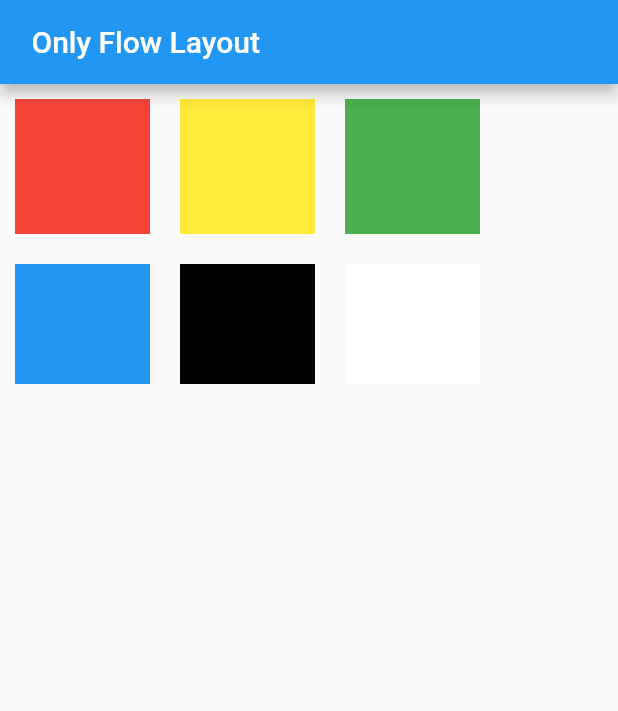
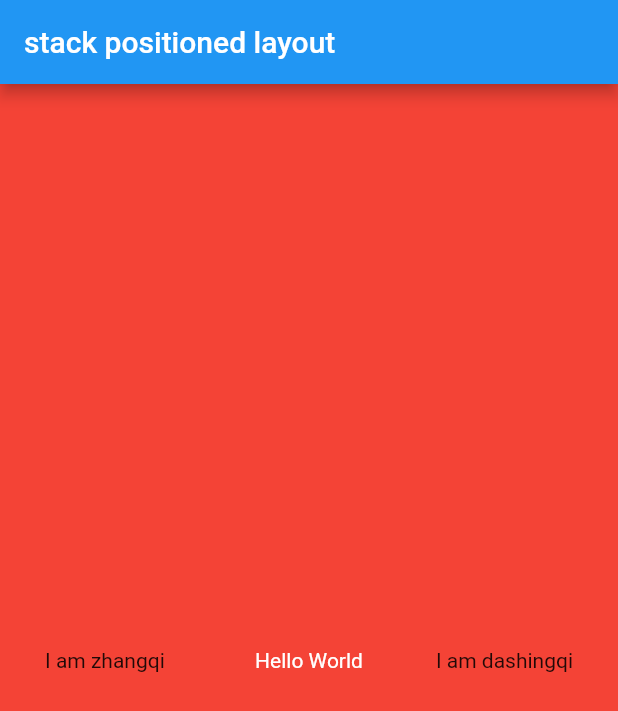
Before and after one commit to dashingqi/DQFlutter, a Flutter app: the screen it shows after launch, on a phone screen of 412 x 824 dp. Shown: the top 711 px of the screen. Run offline on Flutter 3.47's test engine with Material 2 defaults, Android fonts, the phone set to English and light mode, and no system bars.

Commit message:
【DQFlutter】【stack positioned】

```diff
--- /dev/null
+++ b/lib/layout/stackposition.dart
@@ -0,0 +1,40 @@
+import 'package:flutter/material.dart';
+
+class StackPositionWidget extends StatefulWidget {
+  const StackPositionWidget({super.key});
+
+  @override
+  State<StatefulWidget> createState() {
+    return _StackPositionWidgetState();
+  }
+}
+
+class _StackPositionWidgetState extends State<StackPositionWidget> {
+  @override
+  Widget build(BuildContext context) {
+    return Scaffold(
+      appBar: AppBar(
+        title: const Text("stack positioned layout"),
+      ),
+      body: Center(
+        child: ConstrainedBox(
+          constraints: const BoxConstraints.expand(),
+          child: Stack(
+            alignment: Alignment.center,
+            fit: StackFit.expand, // 未定位的widget占满stack整个空间
+            children: [
+              Container(
+                child:
+                    Text("Hello World", style: TextStyle(color: Colors.white)),
+                color: Colors.red,
+                alignment: Alignment.center,
+              ),
+              const Positioned(child: Text("I am dashingqi"), right: 30.0),
+              const Positioned(left: 30.0, child: Text("I am zhangqi"))
+            ],
+          ),
+        ),
+      ),
+    );
+  }
+}
--- a/lib/main.dart
+++ b/lib/main.dart
@@ -1,4 +1,5 @@
 import 'package:dq_flutter/layout/boxconstraints.dart';
+import 'package:dq_flutter/layout/stackposition.dart';
 import 'package:dq_flutter/widget/form.dart';
 import 'package:dq_flutter/widget/icon.dart';
 import 'package:dq_flutter/widget/image.dart';
@@ -25,7 +26,7 @@ class MyApp extends StatelessWidget {
       theme: ThemeData(
         primarySwatch: Colors.blue,
       ),
-      home: const WrapFlowWidget(),
+      home: const StackPositionWidget(),
     );
   }
 }
```
